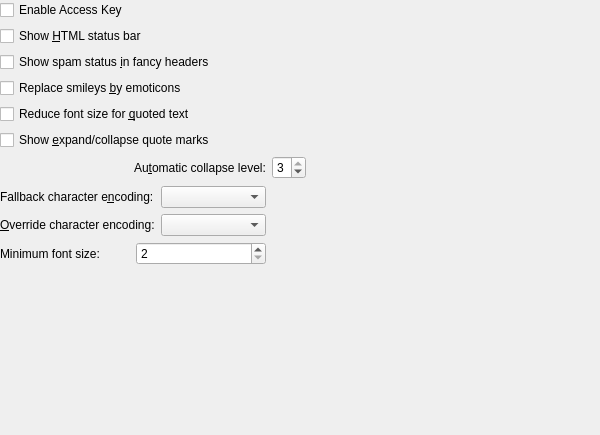
Before: the Qt Designer form messageviewer/ui/settings.ui in KDE/kdepim, drawn with Qt 5.
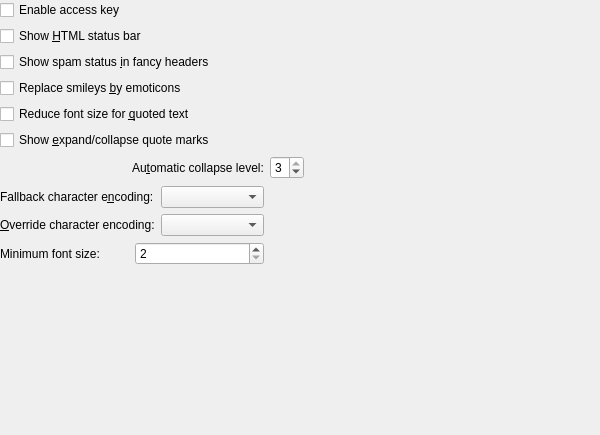
After: the same form once the commit is applied. Custom widgets are drawn as their Qt base class.

Diff of the .ui file:
```diff
--- a/messageviewer/ui/settings.ui
+++ b/messageviewer/ui/settings.ui
@@ -37,7 +37,7 @@
    <item row="0" column="0">
     <widget class="QCheckBox" name="kcfg_AccessKeyEnabled">
      <property name="text">
-      <string>Enable Access Key</string>
+      <string>Enable access key</string>
      </property>
     </widget>
    </item>
```
